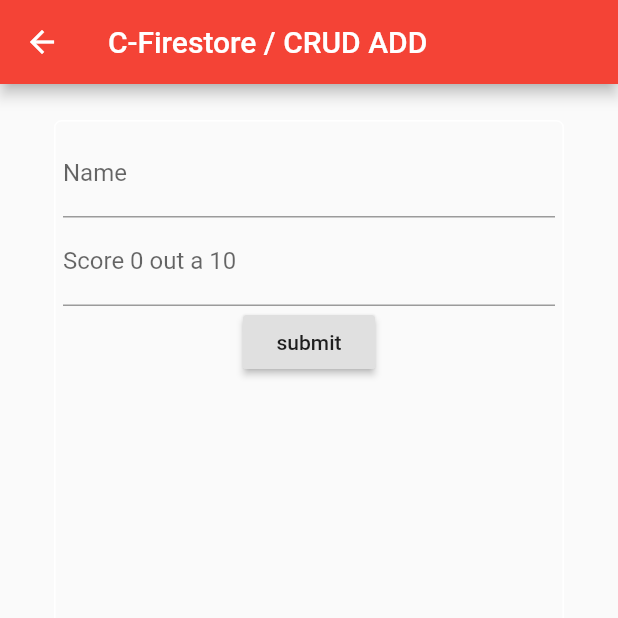
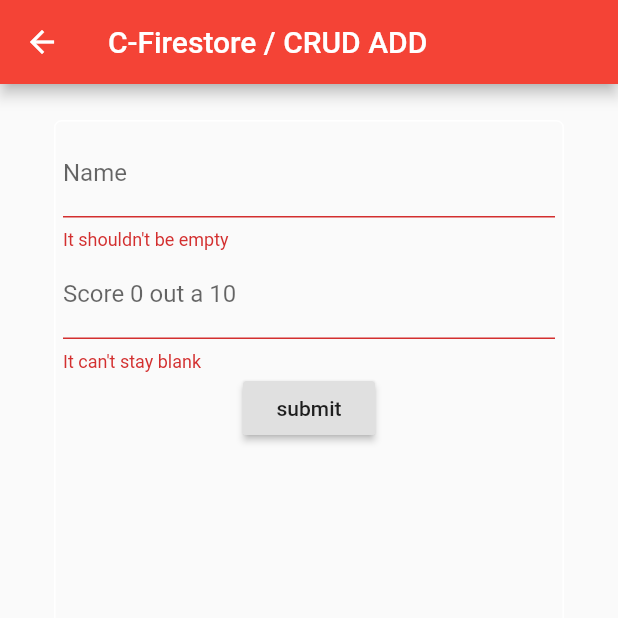
Before and after one commit to victhorlp/flutter-loggin-test, a Flutter app: the AddScore screen opened directly, after a tap on "submit", on a phone screen of 412 x 824 dp, the top half of it. Run offline on Flutter 3.47's test engine with Material 2 defaults, Android fonts, the phone set to English and light mode, and no system bars; our stand-ins replace cloud_firestore, firebase_auth, firebase_database; missing offline and left inert: flutter_html_view; accounts and stored records are empty.

Commit message:
update crud validations in add / edit / delete

```diff
--- a/lib/fire_posts/crud_add.dart
+++ b/lib/fire_posts/crud_add.dart
@@ -12,6 +12,7 @@ class AddScore extends StatefulWidget {
 
 class _AddScore extends State<AddScore>{
   //Variables
+  final GlobalKey<FormState> addCrudKey = GlobalKey<FormState>();
   final List<DocumentSnapshot> documents;
   _AddScore({this.documents});
   final _title_text = TextEditingController();
@@ -24,11 +25,32 @@ class _AddScore extends State<AddScore>{
     super.dispose();
   }
 
+  void handleValidation() {
+    final FormState form = addCrudKey.currentState;
+
+    if (form.validate()) {
+      Firestore.instance
+        .runTransaction((Transaction transaction) async {
+                  CollectionReference reference =
+            Firestore.instance.collection('flutter_data');
+
+        await reference
+            .add({"title": _title_text.text.toString(),
+                  "editing": false,
+                  "score": int.parse(_num_value.text)});
+
+        Navigator.pop(context);
+      });
+    }
+  }
+
   Widget build(BuildContext context){
     return new Scaffold(
       appBar: AppBar( title: new Text('C-Firestore / CRUD ADD' ),),
       body: new Container(
         padding: new EdgeInsets.all(20.0),
+        child: new Form(
+         key: addCrudKey,
           child: ListTile(
             title: Container(
               decoration: BoxDecoration(
@@ -42,49 +64,37 @@ class _AddScore extends State<AddScore>{
                     decoration: new InputDecoration(labelText: 'Name'),
                     controller: _title_text,
                     onSaved: (val) => _title_text.text = val,
-                  validator: (val) => val == "" ? val : null,
-                  // validator: (val) {
-                  //   if(val.isEmpty){return 'It shouldn\'t be empty';}
-                  //   else if (!val.contains(' ')) {return 'There Shouldn\'t be any spaces';}
-                  //   else{}
-                  // }
+                    // validator: (val) => val == "" ? val : null,
+                    validator: (val) {
+                      if(val.isEmpty){return 'It shouldn\'t be empty';}
+                      else if (val.contains(' ')) {return 'There Shouldn\'t be any spaces';}
+                      else{}
+                    }
                   ),
                   TextFormField(
                     decoration: new InputDecoration(labelText: 'Score 0 out a 10'),
                     controller: _num_value,
                     onSaved: (val) => _num_value.text = val,
-                  validator: (val) => val == "" ? val : null,
-                  // validator: (val) {
-                  //   if(val.isEmpty){ return 'It can\t stay blank'; }
-                  //   else if (!val.contains(' ')) {
-                  //     return 'There Shouldn\'t be any spaces';
-                  //   }
-                  //   else if (val != '0' || val != '1' || val != '2 '|| val != '3' || val != '4' || val != '5' || val != '6' || val != '7' || val != '8' || val != '9' || val != '10') {
-                  //     return 'Score can only be from 0 to 10';
-                  //   }
-                  //   else{}
-                  // }
+                    // validator: (val) => val == "" ? val : null,
+                    validator: (val) {
+                      if(val.isEmpty){ return 'It can\'t stay blank'; }
+                      else if (val.contains(' ')) {
+                        return 'There Shouldn\'t be any spaces';
+                      }
+                      else if (int.parse(val) < 0 ||  int.parse(val) > 10) {
+                        return 'Score can only be from 0 to 10';
+                      }
+                      else{}
+                    }
                   ),
                   Container(
                     padding: new EdgeInsets.only(left:50.0, right: 50.0),
                     child: new RaisedButton(
                       child: Text('submit'),
-                    onPressed: () {Firestore.instance
-                        .runTransaction((Transaction transaction) async {
-                                  CollectionReference reference =
-                          Firestore.instance.collection('flutter_data');
-
-                      await reference
-                          .add({"title": _title_text.text.toString(),
-                                "editing": false,
-                                "score": int.parse(_num_value.text)});
-
-                      Navigator.pop(context);
-                      });
-                    }
-                  )
+                      onPressed: () { handleValidation(); })
                   ),
                 ],
+              ),
             ),
           ),
         ),
```
Also changed, not shown: lib/fire_posts/crud_post.dart (+75 -47 lines), lib/fire_posts/simple_post.dart (+14 -2 lines), 2 other files. Lines whose indentation alone changed are shown as unchanged.
